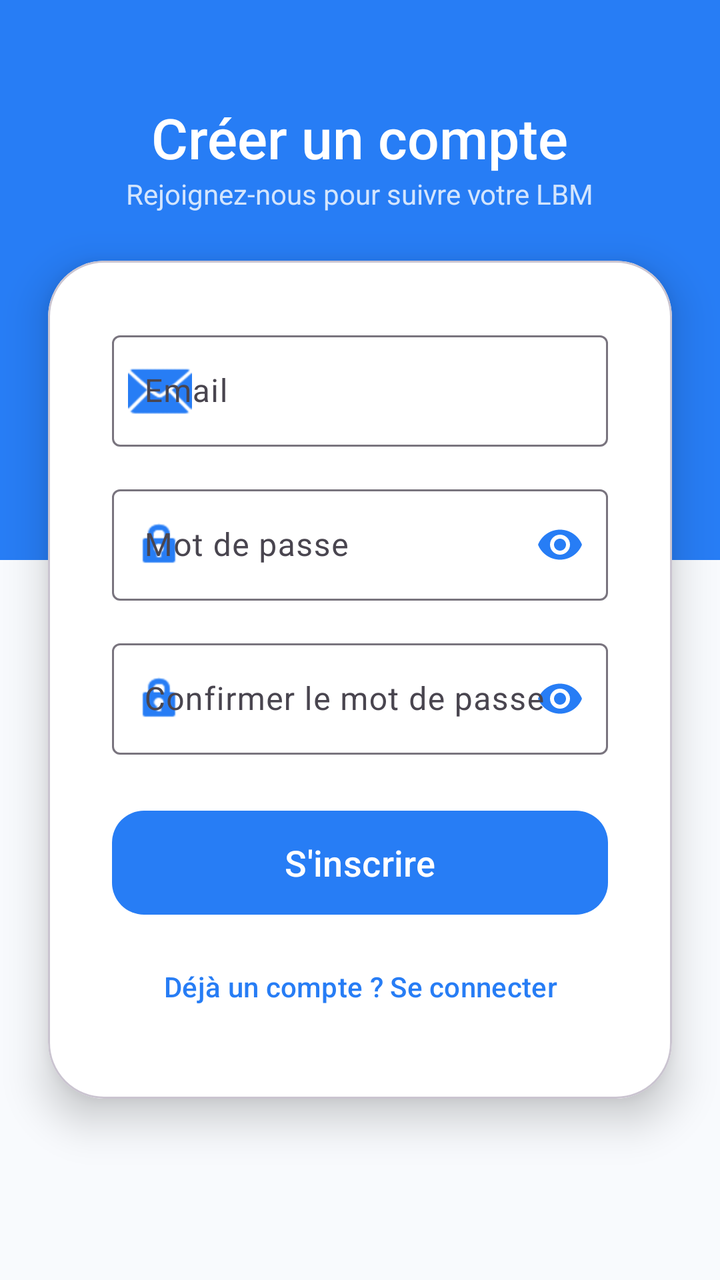
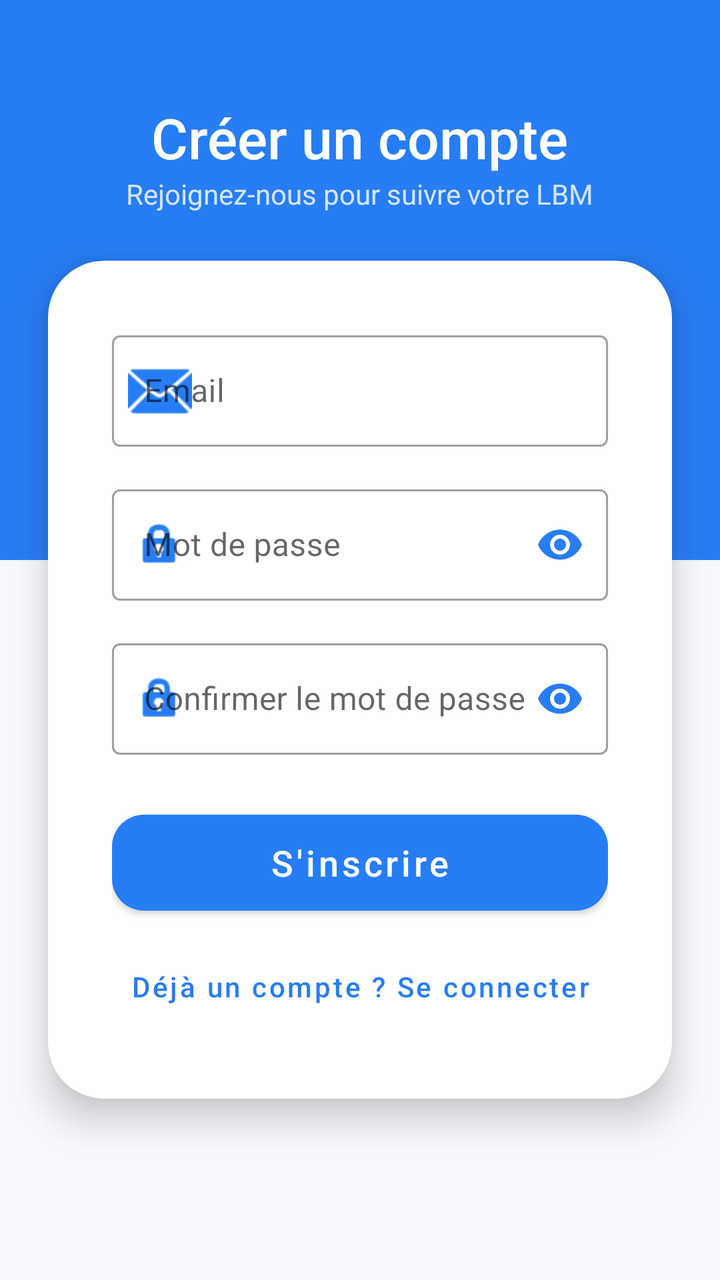

Before-and-after screenshots of an Android layout around one commit, followed by the original layout XML and the change that was made.
<!-- AndroidManifest.xml: application theme Theme.LeanMassCalculator -->
<!-- res/layout/activity_register.xml -->
<?xml version="1.0" encoding="utf-8"?>
<ScrollView xmlns:android="http://schemas.android.com/apk/res/android"
    xmlns:app="http://schemas.android.com/apk/res-auto"
    xmlns:tools="http://schemas.android.com/tools"
    android:layout_width="match_parent"
    android:layout_height="match_parent"
    android:fillViewport="true"
    android:background="@color/background">

    <androidx.constraintlayout.widget.ConstraintLayout
        android:layout_width="match_parent"
        android:layout_height="wrap_content"
        tools:context=".auth.RegisterActivity">

        <View
            android:id="@+id/headerBackground"
            android:layout_width="match_parent"
            android:layout_height="280dp"
            android:background="@color/primary"
            app:layout_constraintTop_toTopOf="parent" />

        <LinearLayout
            android:id="@+id/headerContent"
            android:layout_width="match_parent"
            android:layout_height="wrap_content"
            android:gravity="center"
            android:orientation="vertical"
            android:paddingTop="50dp"
            app:layout_constraintTop_toTopOf="parent">

            <TextView
                android:layout_width="wrap_content"
                android:layout_height="wrap_content"
                android:text="Créer un compte"
                android:textColor="@color/white"
                android:textSize="28sp"
                android:fontFamily="sans-serif-medium" />

            <TextView
                android:layout_width="wrap_content"
                android:layout_height="wrap_content"
                android:text="Rejoignez-nous pour suivre votre LBM"
                android:textColor="#CCFFFFFF"
                android:textSize="14sp" />
        </LinearLayout>

        <com.google.android.material.card.MaterialCardView
            android:layout_width="0dp"
            android:layout_height="wrap_content"
            android:layout_marginHorizontal="24dp"
            android:layout_marginTop="24dp"
            android:layout_marginBottom="32dp"
            app:cardCornerRadius="28dp"
            app:cardElevation="12dp"
            app:cardBackgroundColor="@color/surface"
            app:layout_constraintTop_toBottomOf="@id/headerContent"
            app:layout_constraintStart_toStartOf="parent"
            app:layout_constraintEnd_toEndOf="parent"
            app:layout_constraintBottom_toBottomOf="parent"
            app:layout_constraintVertical_bias="0.0">

            <LinearLayout
                android:layout_width="match_parent"
                android:layout_height="wrap_content"
                android:orientation="vertical"
                android:padding="32dp">

                <com.google.android.material.textfield.TextInputLayout
                    android:id="@+id/tilEmail"
                    style="@style/Widget.Material3.TextInputLayout.OutlinedBox"
                    android:layout_width="match_parent"
                    android:layout_height="wrap_content"
                    android:hint="@string/email"
                    app:startIconDrawable="@android:drawable/ic_dialog_email"
                    app:startIconTint="@color/primary">

                    <com.google.android.material.textfield.TextInputEditText
                        android:id="@+id/etEmail"
                        android:layout_width="match_parent"
                        android:layout_height="wrap_content"
                        android:inputType="textEmailAddress" />
                </com.google.android.material.textfield.TextInputLayout>

                <com.google.android.material.textfield.TextInputLayout
                    android:id="@+id/tilPassword"
                    style="@style/Widget.Material3.TextInputLayout.OutlinedBox"
                    android:layout_width="match_parent"
                    android:layout_height="wrap_content"
                    android:layout_marginTop="16dp"
                    android:hint="@string/password"
                    app:passwordToggleEnabled="true"
                    app:passwordToggleTint="@color/primary"
                    app:startIconDrawable="@android:drawable/ic_lock_idle_lock"
                    app:startIconTint="@color/primary">

                    <com.google.android.material.textfield.TextInputEditText
                        android:id="@+id/etPassword"
                        android:layout_width="match_parent"
                        android:layout_height="wrap_content"
                        android:inputType="textPassword" />
                </com.google.android.material.textfield.TextInputLayout>

                <com.google.android.material.textfield.TextInputLayout
                    android:id="@+id/tilConfirmPassword"
                    style="@style/Widget.Material3.TextInputLayout.OutlinedBox"
                    android:layout_width="match_parent"
                    android:layout_height="wrap_content"
                    android:layout_marginTop="16dp"
                    android:hint="@string/confirm_password"
                    app:passwordToggleEnabled="true"
                    app:passwordToggleTint="@color/primary"
                    app:startIconDrawable="@android:drawable/ic_lock_idle_lock"
                    app:startIconTint="@color/primary">

                    <com.google.android.material.textfield.TextInputEditText
                        android:id="@+id/etConfirmPassword"
                        android:layout_width="match_parent"
                        android:layout_height="wrap_content"
                        android:inputType="textPassword" />
                </com.google.android.material.textfield.TextInputLayout>

                <com.google.android.material.button.MaterialButton
                    android:id="@+id/btnRegisterAction"
                    android:layout_width="match_parent"
                    android:layout_height="60dp"
                    android:layout_marginTop="24dp"
                    android:text="@string/register_action"
                    android:textAllCaps="false"
                    android:textSize="18sp"
                    app:cornerRadius="16dp" />

                <com.google.android.material.button.MaterialButton
                    android:id="@+id/btnBackToLogin"
                    style="@style/Widget.Material3.Button.TextButton"
                    android:layout_width="match_parent"
                    android:layout_height="wrap_content"
                    android:layout_marginTop="8dp"
                    android:text="Déjà un compte ? Se connecter"
                    android:textAllCaps="false" />

                <ProgressBar
                    android:id="@+id/progressBar"
                    android:layout_width="32dp"
                    android:layout_height="32dp"
                    android:layout_gravity="center"
                    android:layout_marginTop="12dp"
                    android:indeterminateTint="@color/primary"
                    android:visibility="gone" />

            </LinearLayout>
        </com.google.android.material.card.MaterialCardView>
    </androidx.constraintlayout.widget.ConstraintLayout>
</ScrollView>
<!-- resources referenced by this layout -->
<resources>
  <color name="background">#F8FAFD</color>
  <color name="primary">#277DF5</color>
  <color name="surface">#FFFFFF</color>
  <color name="white">#FFFFFFFF</color>
  <string name="confirm_password">Confirmer le mot de passe</string>
  <string name="email">Email</string>
  <string name="password">Mot de passe</string>
  <string name="register_action">S\'inscrire</string>
  <style name="Theme.LeanMassCalculator" parent="Theme.Material3.DayNight.NoActionBar">
          <item name="colorPrimary">@color/primary</item>
          <item name="colorOnPrimary">@color/white</item>
          <item name="colorPrimaryContainer">@color/primary_light</item>
          <item name="colorOnPrimaryContainer">@color/primary_dark</item>
  
          <item name="colorSecondary">@color/accent</item>
          <item name="colorOnSecondary">@color/white</item>
  
          <item name="android:navigationBarColor">@color/surface</item>
          <item name="android:statusBarColor">@color/primary</item>
          <item name="android:windowBackground">@color/background</item>
      </style>
  <color name="primary_light">#EBF3FF</color>
  <color name="primary_dark">#1A5EBA</color>
  <color name="accent">#277DF5</color>
</resources>

<!-- the commit's change to res/layout/activity_register.xml (unified diff, before → after) -->
@@ -9,8 +9,7 @@
 
     <androidx.constraintlayout.widget.ConstraintLayout
         android:layout_width="match_parent"
-        android:layout_height="wrap_content"
-        tools:context=".auth.RegisterActivity">
+        android:layout_height="wrap_content">
 
         <View
             android:id="@+id/headerBackground"
@@ -45,7 +44,7 @@
         </LinearLayout>
 
         <com.google.android.material.card.MaterialCardView
-            android:layout_width="0dp"
+            android:layout_width="match_parent"
             android:layout_height="wrap_content"
             android:layout_marginHorizontal="24dp"
             android:layout_marginTop="24dp"
@@ -67,7 +66,7 @@
 
                 <com.google.android.material.textfield.TextInputLayout
                     android:id="@+id/tilEmail"
-                    style="@style/Widget.Material3.TextInputLayout.OutlinedBox"
+                    style="@style/Widget.MaterialComponents.TextInputLayout.OutlinedBox"
                     android:layout_width="match_parent"
                     android:layout_height="wrap_content"
                     android:hint="@string/email"
@@ -83,7 +82,7 @@
 
                 <com.google.android.material.textfield.TextInputLayout
                     android:id="@+id/tilPassword"
-                    style="@style/Widget.Material3.TextInputLayout.OutlinedBox"
+                    style="@style/Widget.MaterialComponents.TextInputLayout.OutlinedBox"
                     android:layout_width="match_parent"
                     android:layout_height="wrap_content"
                     android:layout_marginTop="16dp"
@@ -102,7 +101,7 @@
 
                 <com.google.android.material.textfield.TextInputLayout
                     android:id="@+id/tilConfirmPassword"
-                    style="@style/Widget.Material3.TextInputLayout.OutlinedBox"
+                    style="@style/Widget.MaterialComponents.TextInputLayout.OutlinedBox"
                     android:layout_width="match_parent"
                     android:layout_height="wrap_content"
                     android:layout_marginTop="16dp"
@@ -131,7 +130,7 @@
 
                 <com.google.android.material.button.MaterialButton
                     android:id="@+id/btnBackToLogin"
-                    style="@style/Widget.Material3.Button.TextButton"
+                    style="@style/Widget.MaterialComponents.Button.TextButton"
                     android:layout_width="match_parent"
                     android:layout_height="wrap_content"
                     android:layout_marginTop="8dp"
<!-- resource entries referenced after the edit -->
@@ -8,20 +8,19 @@
   <string name="email">Email</string>
   <string name="password">Mot de passe</string>
   <string name="register_action">S\'inscrire</string>
-  <style name="Theme.LeanMassCalculator" parent="Theme.Material3.DayNight.NoActionBar">
+  <style name="Theme.LeanMassCalculator" parent="Theme.MaterialComponents.DayNight.NoActionBar">
           <item name="colorPrimary">@color/primary</item>
+          <item name="colorPrimaryVariant">@color/primary_dark</item>
           <item name="colorOnPrimary">@color/white</item>
-          <item name="colorPrimaryContainer">@color/primary_light</item>
-          <item name="colorOnPrimaryContainer">@color/primary_dark</item>
   
           <item name="colorSecondary">@color/accent</item>
+          <item name="colorSecondaryVariant">@color/primary_dark</item>
           <item name="colorOnSecondary">@color/white</item>
   
-          <item name="android:navigationBarColor">@color/surface</item>
+          <item name="android:navigationBarColor">@color/white</item>
           <item name="android:statusBarColor">@color/primary</item>
           <item name="android:windowBackground">@color/background</item>
       </style>
-  <color name="primary_light">#EBF3FF</color>
   <color name="primary_dark">#1A5EBA</color>
   <color name="accent">#277DF5</color>
 </resources>
